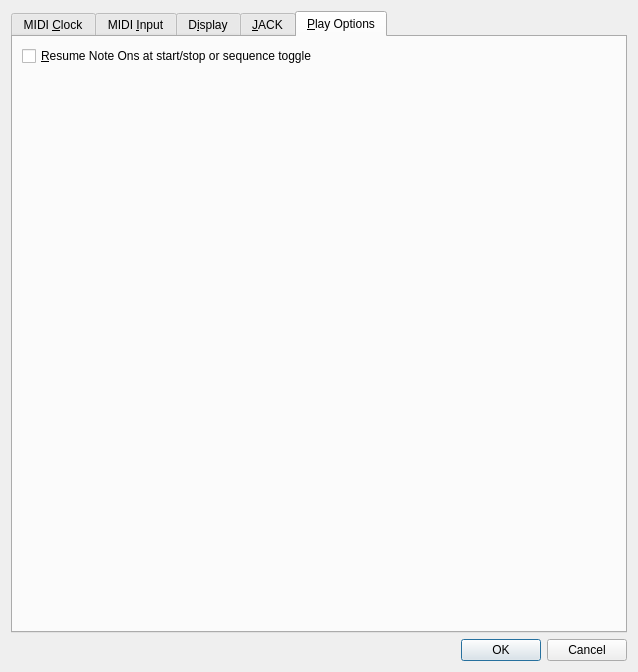
ahlstromcj/seq66, file seq_qt5/forms/qseditoptions.ui: the form before one commit.
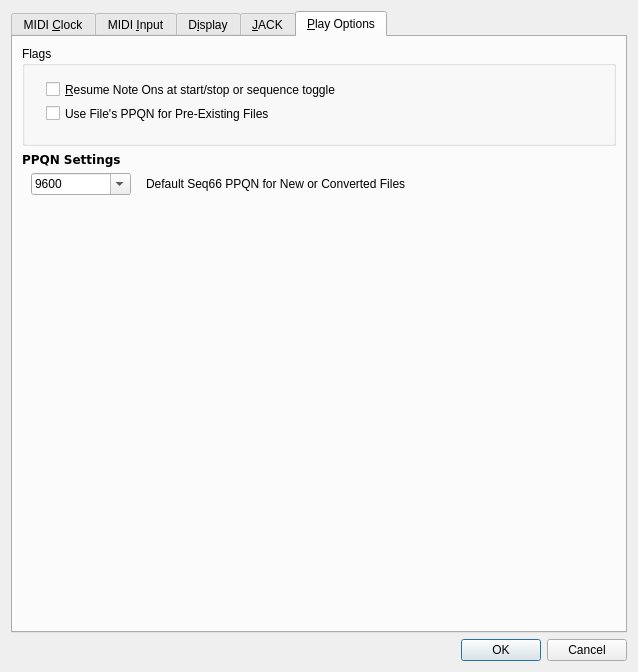
The form after the commit. The open tabs and pages were chosen to show the change.

Commit message: Improving variable PPQN support, in progress.

```diff
--- a/seq_qt5/forms/qseditoptions.ui
+++ b/seq_qt5/forms/qseditoptions.ui
@@ -726,21 +726,118 @@
       </attribute>
       <layout class="QVBoxLayout" name="verticalLayout_3">
        <item>
-        <widget class="QCheckBox" name="chkNoteResume">
-         <property name="toolTip">
-          <string>When checked, unfinished notes are turned back on when
+        <widget class="QGroupBox" name="groupBox">
+         <property name="minimumSize">
+          <size>
+           <width>0</width>
+           <height>100</height>
+          </size>
+         </property>
+         <property name="title">
+          <string>Flags</string>
+         </property>
+         <widget class="QCheckBox" name="chkNoteResume">
+          <property name="geometry">
+           <rect>
+            <x>24</x>
+            <y>32</y>
+            <width>355</width>
+            <height>23</height>
+           </rect>
+          </property>
+          <property name="toolTip">
+           <string>When checked, unfinished notes are turned back on when
 playback resumes.</string>
+          </property>
+          <property name="text">
+           <string>&amp;Resume Note Ons at start/stop or sequence toggle</string>
+          </property>
+         </widget>
+         <widget class="QCheckBox" name="chkUseFilesPPQN">
+          <property name="geometry">
+           <rect>
+            <x>24</x>
+            <y>56</y>
+            <width>353</width>
+            <height>23</height>
+           </rect>
+          </property>
+          <property name="text">
+           <string>Use File's PPQN for Pre-Existing Files</string>
+          </property>
+         </widget>
+        </widget>
+       </item>
+       <item>
+        <widget class="QLabel" name="label_ppqn">
+         <property name="maximumSize">
+          <size>
+           <width>120</width>
+           <height>16777215</height>
+          </size>
+         </property>
+         <property name="font">
+          <font>
+           <family>DejaVu Sans</family>
+           <weight>75</weight>
+           <bold>true</bold>
+          </font>
          </property>
          <property name="text">
-          <string>&amp;Resume Note Ons at start/stop or sequence toggle</string>
+          <string>PPQN Settings</string>
          </property>
         </widget>
        </item>
+       <item>
+        <layout class="QHBoxLayout" name="horizontalLayout_3">
+         <item>
+          <widget class="QComboBox" name="combo_box_ppqn">
+           <property name="maximumSize">
+            <size>
+             <width>100</width>
+             <height>16777215</height>
+            </size>
+           </property>
+           <property name="editable">
+            <bool>true</bool>
+           </property>
+           <property name="currentText">
+            <string>9600</string>
+           </property>
+           <property name="frame">
+            <bool>true</bool>
+           </property>
+          </widget>
+         </item>
+         <item>
+          <widget class="QLabel" name="label_ppqn_2">
+           <property name="minimumSize">
+            <size>
+             <width>460</width>
+             <height>0</height>
+            </size>
+           </property>
+           <property name="maximumSize">
+            <size>
+             <width>200</width>
+             <height>16777215</height>
+            </size>
+           </property>
+           <property name="text">
+            <string>Default Seq66 PPQN for New or Converted Files</string>
+           </property>
+          </widget>
+         </item>
+        </layout>
+       </item>
        <item>
         <spacer name="verticalSpacer">
          <property name="orientation">
           <enum>Qt::Vertical</enum>
          </property>
+         <property name="sizeType">
+          <enum>QSizePolicy::MinimumExpanding</enum>
+         </property>
          <property name="sizeHint" stdset="0">
           <size>
            <width>20</width>
```
Left out of the diff: 2 changed lines with no effect on the pictures. The commit also changes 15 other files.
